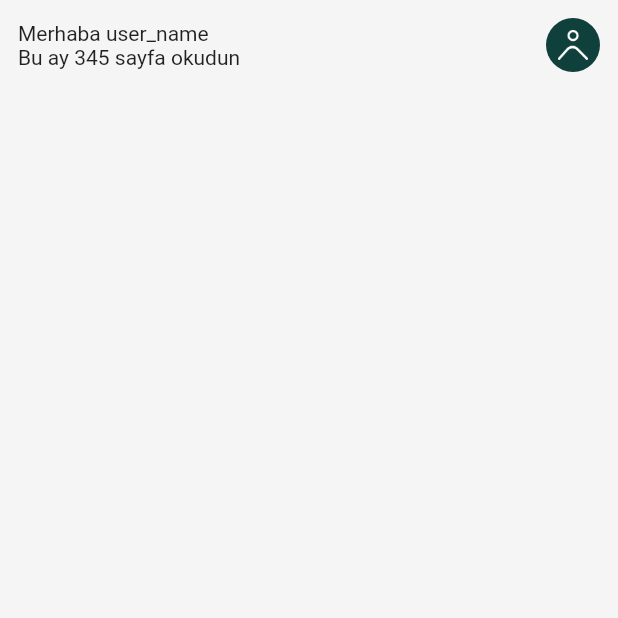
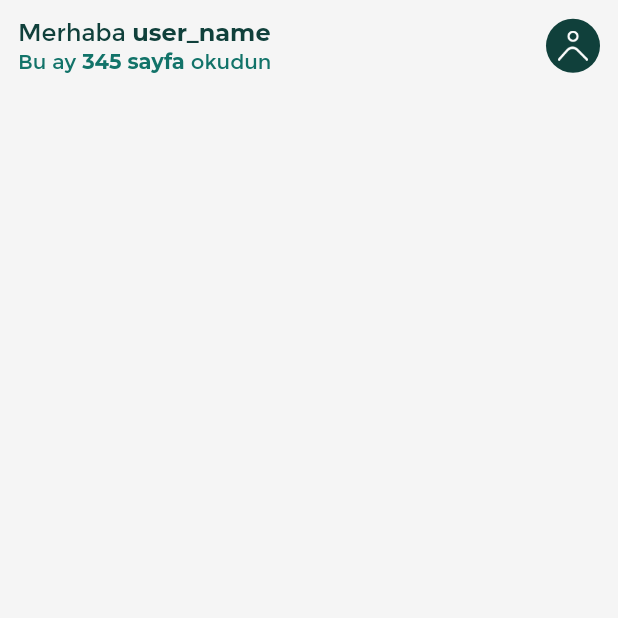
Before and after one commit to zahidayturan/okuur-book-tracker-mobile-app, a Flutter app: the screen it shows after launch, on a phone screen of 412 x 824 dp, the top half of it. Run offline on Flutter 3.47's test engine with Material 2 defaults, Android fonts, the light colour scheme and no system bars.

Commit message:
add text components

```diff
--- a/lib/routes/home/componenets/profile_info.dart
+++ b/lib/routes/home/componenets/profile_info.dart
@@ -1,5 +1,7 @@
 import 'package:flutter/material.dart';
 import 'package:okuur/core/constants/colors.dart';
+
+import '../../../ui/components/rich_text.dart';
 
 class HomeProfileInfo extends StatefulWidget {
   const HomeProfileInfo({super.key});
@@ -21,8 +23,18 @@ class _HomeProfileInfoState extends State<HomeProfileInfo> {
           Column(
             crossAxisAlignment: CrossAxisAlignment.start,
             children: [
-              Text("Merhaba user_name"),
-              Text("Bu ay 345 sayfa okudun")
+              RichTextWidget(
+                texts: ['Merhaba ', 'user_name'],
+                colors: [colors.greenDark, colors.greenDark],
+                fontSize: 16,
+                fontFamilies: ['FontRegular', 'FontBold'],
+              ),
+              RichTextWidget(
+                texts: ['Bu ay ', '345 sayfa ','okudun'],
+                colors: [colors.green, colors.green,colors.green],
+                fontSize: 14,
+                fontFamilies: ['FontRegular', 'FontBold','FontRegular'],
+              ),
             ],
           ),
           Container(
--- /dev/null
+++ b/lib/ui/components/rich_text.dart
@@ -0,0 +1,40 @@
+import 'package:flutter/material.dart';
+
+class RichTextWidget extends StatelessWidget {
+  final List<String> texts;
+  final List<Color> colors;
+  final List<String> fontFamilies;
+  final double fontSize;
+
+  const RichTextWidget({
+    Key? key,
+    required this.texts,
+    required this.colors,
+    required this.fontFamilies,
+    required this.fontSize
+  }) : super(key: key);
+
+  @override
+  Widget build(BuildContext context) {
+    assert(texts.length == colors.length &&
+        texts.length == fontFamilies.length);
+
+    List<TextSpan> textSpans = [];
+    for (int i = 0; i < texts.length; i++) {
+      textSpans.add(
+        TextSpan(
+          text: texts[i],
+          style: TextStyle(
+            color: colors[i],
+            fontFamily: fontFamilies[i],
+            fontSize: fontSize,
+          ),
+        ),
+      );
+    }
+
+    return RichText(
+      text: TextSpan(children: textSpans),
+    );
+  }
+}
```
